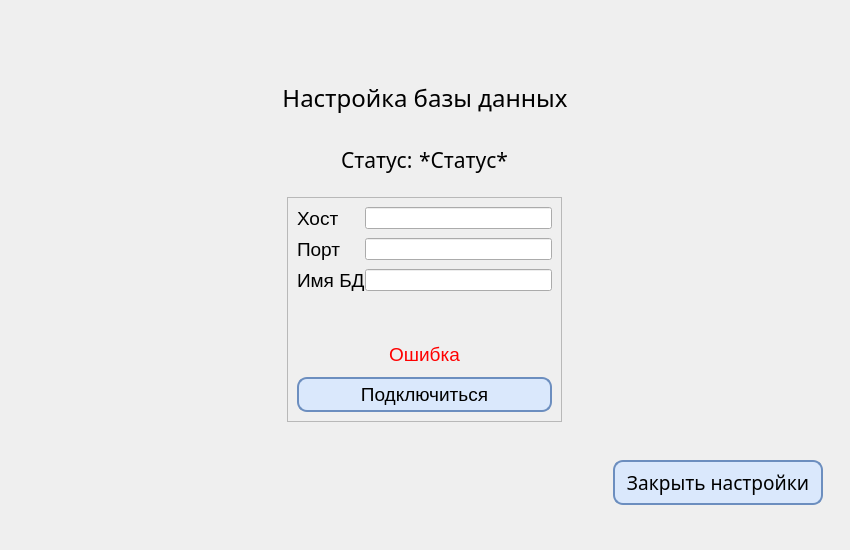
Old version of the form DialogWindows/UI/DataBaseSettings.ui in the repository G3RKA/EFS-Energy-Forecasting-System.
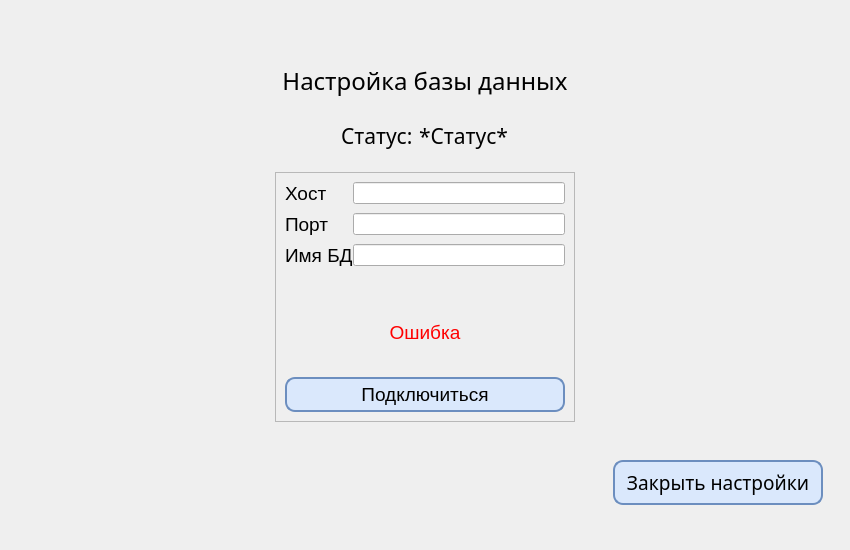
New version of the form. Icons and pictures are not drawn. Custom widgets are drawn as their Qt base class.

Commit message: [ADD] DataBase Connection Menu completed

The edit to the form file:
```diff
--- a/DialogWindows/UI/DataBaseSettings.ui
+++ b/DialogWindows/UI/DataBaseSettings.ui
@@ -181,8 +181,8 @@
     <widget class="QFrame" name="SettingLayout">
      <property name="minimumSize">
       <size>
-       <width>275</width>
-       <height>225</height>
+       <width>300</width>
+       <height>250</height>
       </size>
      </property>
      <property name="maximumSize">
@@ -255,12 +255,18 @@
       </item>
       <item>
        <widget class="QLabel" name="ErrorLabel">
-        <property name="maximumSize">
+        <property name="minimumSize">
          <size>
-          <width>16777215</width>
+          <width>0</width>
           <height>45</height>
          </size>
         </property>
+        <property name="maximumSize">
+         <size>
+          <width>300</width>
+          <height>90</height>
+         </size>
+        </property>
         <property name="palette">
          <palette>
           <active>
@@ -299,6 +305,9 @@
         <property name="alignment">
          <set>Qt::AlignmentFlag::AlignCenter</set>
         </property>
+        <property name="wordWrap">
+         <bool>true</bool>
+        </property>
        </widget>
       </item>
       <item>
```
The commit also changes 6 other files.
